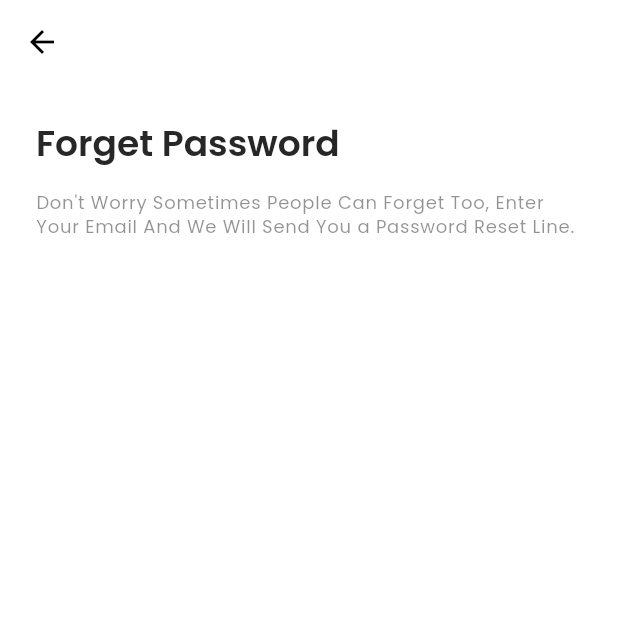
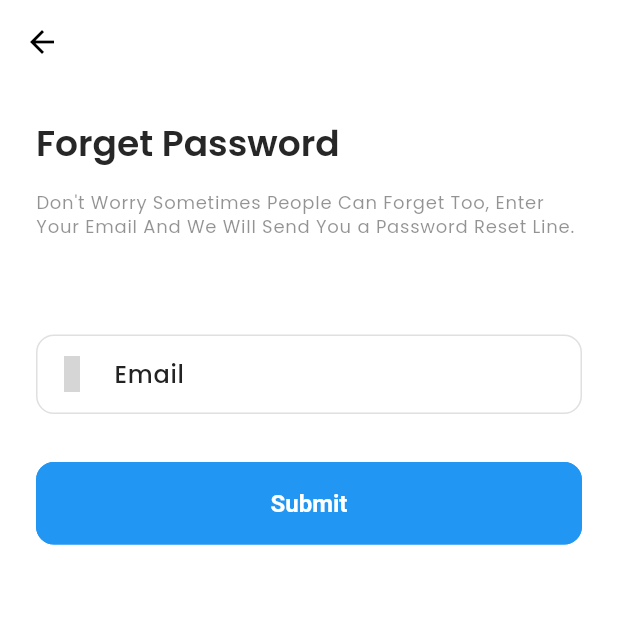
Before and after one commit to dwikidyp/Aplikasi-Ecommerce, a Flutter app: the ForgetPassword screen opened directly, on a phone screen of 412 x 824 dp, the top half of it. Run offline on Flutter 3.47's test engine with Material 3 defaults, Android fonts, the phone set to English and light mode, and no system bars; our stand-ins replace get, get_storage, iconsax, logger, smooth_page_indicator; accounts and stored records are empty; grey boxes are pictures that could not be loaded.

Commit message:
commit ae lah yak

```diff
--- a/d_store/lib/features/authentication/screens/login/widgets/login_form.dart
+++ b/d_store/lib/features/authentication/screens/login/widgets/login_form.dart
@@ -1,3 +1,4 @@
+import 'package:d_store/features/authentication/screens/password_configuration/forget_password.dart';
 import 'package:d_store/features/authentication/screens/signup/signup.dart';
 import 'package:d_store/utils/constants/sizes.dart';
 import 'package:d_store/utils/constants/text_strings.dart';
@@ -50,7 +51,7 @@ class TLoginForm extends StatelessWidget {
 
               /// Forget Password
               TextButton(
-                onPressed: () {},
+                onPressed: () => Get.to(() => const ForgetPassword()),
                 child: const Text(TTexts.forgetPassword),
               ),
             ],
--- a/d_store/lib/features/authentication/screens/password_configuration/forget_password.dart
+++ b/d_store/lib/features/authentication/screens/password_configuration/forget_password.dart
@@ -1,6 +1,9 @@
+import 'package:d_store/features/authentication/screens/password_configuration/reset_password.dart';
 import 'package:d_store/utils/constants/sizes.dart';
 import 'package:d_store/utils/constants/text_strings.dart';
 import 'package:flutter/material.dart';
+import 'package:get/get.dart';
+import 'package:iconsax/iconsax.dart';
 
 class ForgetPassword extends StatelessWidget {
   const ForgetPassword({super.key});
@@ -23,6 +26,21 @@ class ForgetPassword extends StatelessWidget {
             Text(TTexts.forgetPasswordSubTitle,
                 style: Theme.of(context).textTheme.labelMedium),
             const SizedBox(height: TSizes.spaceBtwSections * 2),
+
+            /// Text Field
+            TextFormField(
+              decoration: const InputDecoration(
+                  labelText: TTexts.email,
+                  prefixIcon: Icon(Iconsax.direct_right)),
+            ),
+            const SizedBox(height: TSizes.spaceBtwSections),
+
+            /// Submit
+            SizedBox(
+                width: double.infinity,
+                child: ElevatedButton(
+                    onPressed: () => Get.off(() => const ResetPassword()),
+                    child: const Text(TTexts.submit)))
           ],
         ),
       ),
```
Also changed, not shown: d_store/lib/features/authentication/screens/password_configuration/reset_password.dart (added, +32 -0 lines).
